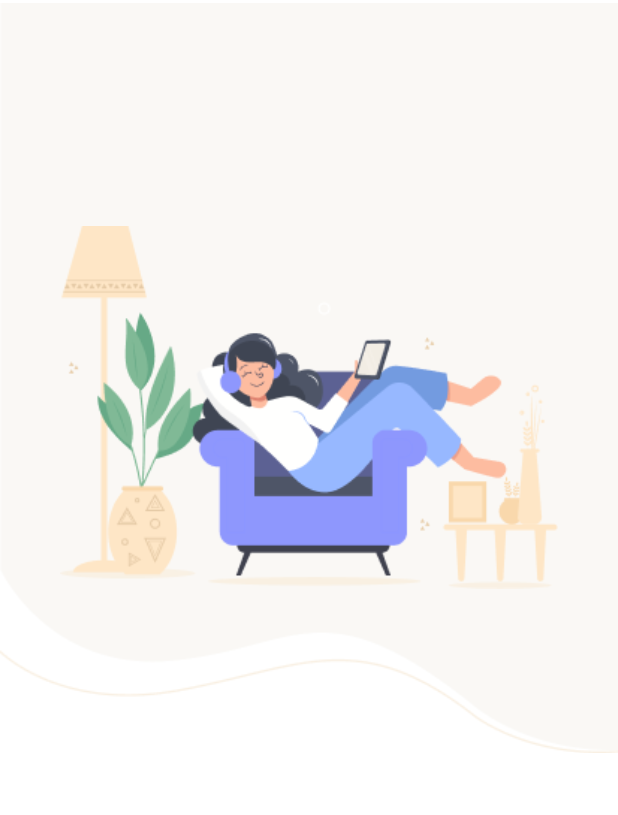
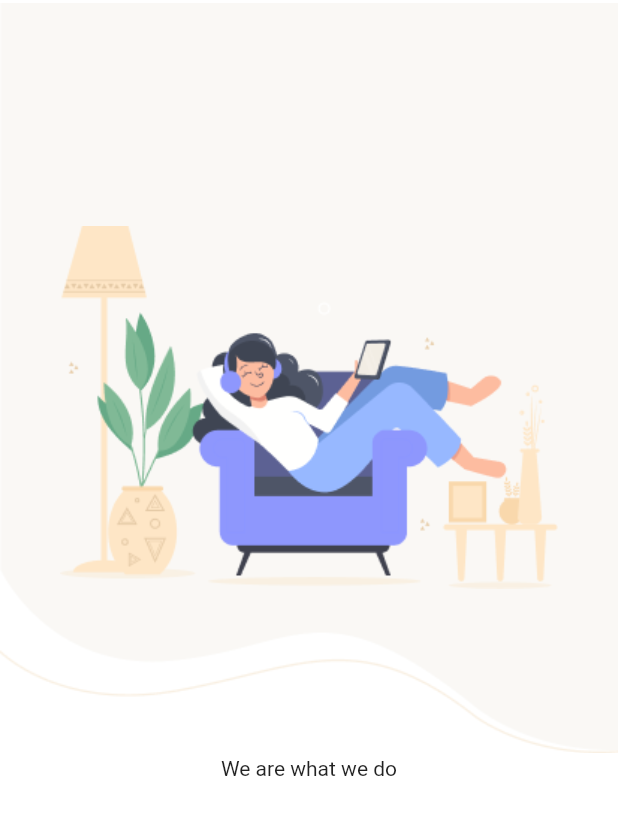
Before and after one commit to embunazzahra/mediation-app, a Flutter app: the screen it shows after launch, on a phone screen of 412 x 824 dp. Shown: the top 815 px of the screen. Run offline on Flutter 3.47's test engine with Material 2 defaults, Android fonts, the phone set to English and light mode, and no system bars.

```diff
--- a/lib/shared/theme.dart
+++ b/lib/shared/theme.dart
@@ -1,4 +1,5 @@
 import 'package:flutter/material.dart';
+// import 'package:google_fonts/google_fonts.dart';
 
 //Colors
 Color kDarkGreyColor = Color(0xff3F414E);
@@ -13,3 +14,6 @@ Color kSandyBeachColor = Color(0xffFFECCC);
 Color kPurpleBackgroundColor = Color(0xff8E97FD);
 Color kGreyButtonColor = Color(0xffA0A3B1);
 Color kNavyBackgroundColor = Color(0xff03174C);
+
+//font style
+// TextStyle kDarkGreyFont = GoogleFonts.poppins(color: kDarkGreyColor);
--- a/lib/ui/pages/sign_up_page.dart
+++ b/lib/ui/pages/sign_up_page.dart
@@ -36,6 +36,9 @@ class SignUpPage extends StatelessWidget {
                 ),
               ],
             ),
+            Text(
+              'We are what we do',
+            ),
           ],
         ),
       ),
--- a/pubspec.yaml
+++ b/pubspec.yaml
@@ -28,6 +28,7 @@ dependencies:
   # The following adds the Cupertino Icons font to your application.
   # Use with the CupertinoIcons class for iOS style icons.
   cupertino_icons: ^1.0.2
+  google_fonts: ^2.1.0
 
 dev_dependencies:
   flutter_test:
```
Also changed, not shown: pubspec.lock, 1 other file.
